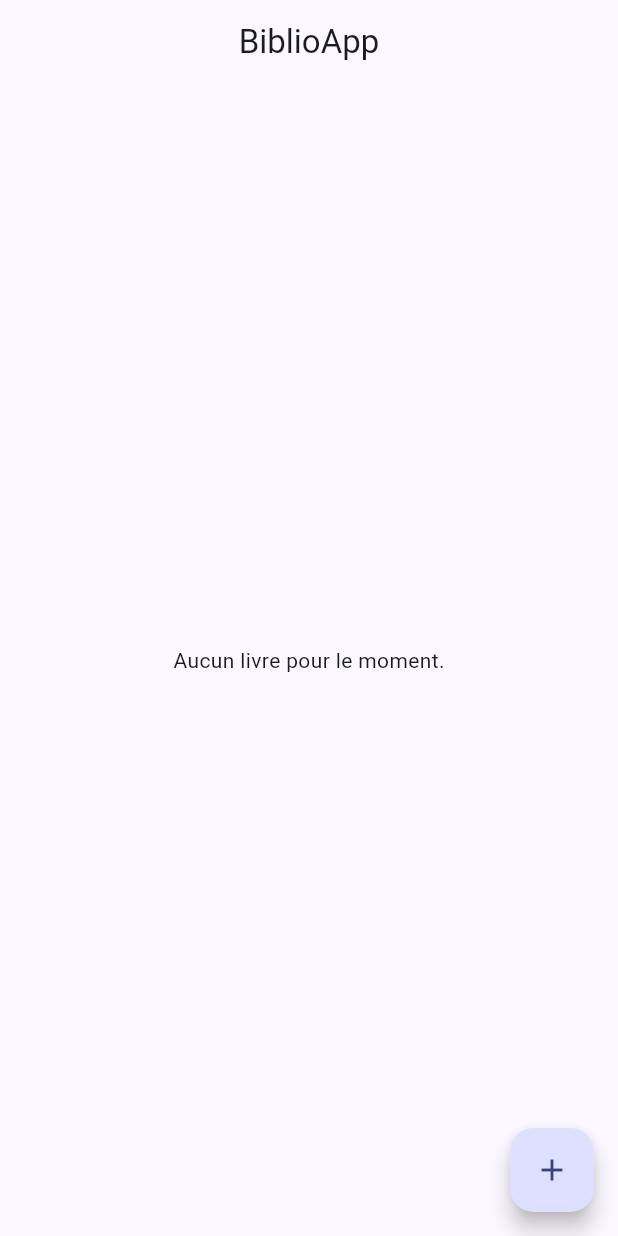
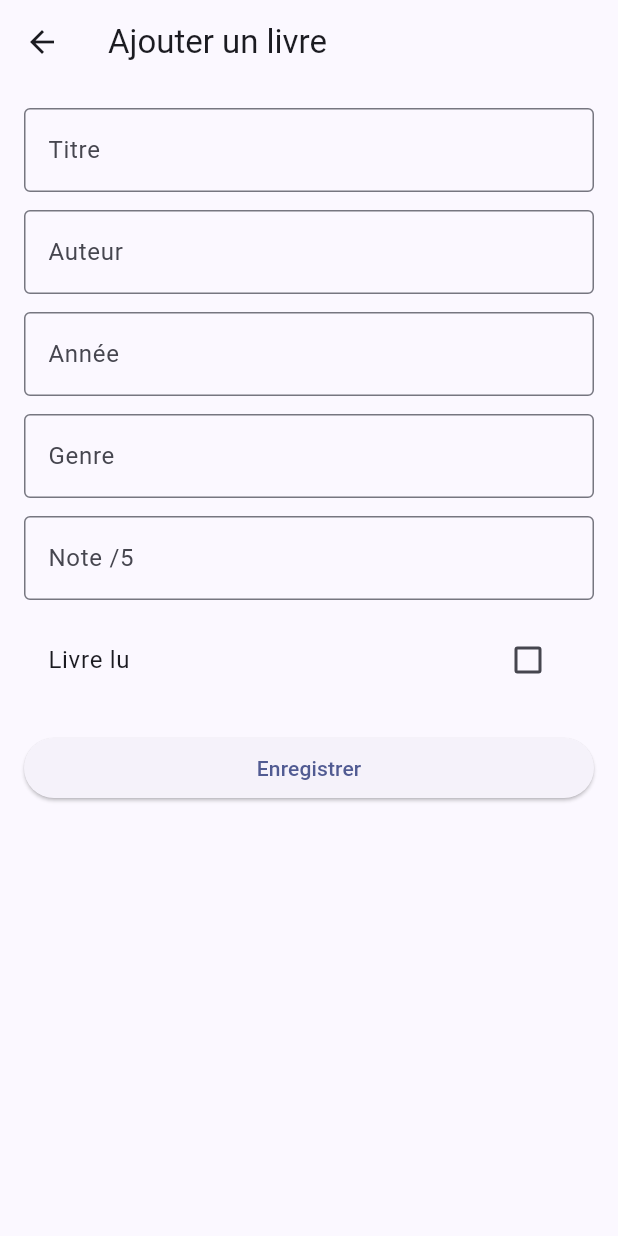
Before and after one commit to youssrahaddouch0103-coder/biblio-app, a Flutter app: the screen it shows after launch, after a tap on the "add" icon, on a phone screen of 412 x 824 dp. Run offline on Flutter 3.47's test engine with Material 3 defaults, Android fonts, the phone set to English and light mode, and no system bars; our stand-ins replace equatable, flutter_bloc, sqflite; accounts and stored records are empty.

Commit message:
Add book creation screen

```diff
--- /dev/null
+++ b/lib/screens/ajouter_livre_screen.dart
@@ -0,0 +1,145 @@
+import 'package:flutter/material.dart';
+import 'package:flutter_bloc/flutter_bloc.dart';
+
+import '../bloc/livre_bloc.dart';
+import '../bloc/livre_event.dart';
+import '../models/livre.dart';
+
+class AjouterLivreScreen extends StatefulWidget {
+  const AjouterLivreScreen({super.key});
+
+  @override
+  State<AjouterLivreScreen> createState() => _AjouterLivreScreenState();
+}
+
+class _AjouterLivreScreenState extends State<AjouterLivreScreen> {
+  final _formKey = GlobalKey<FormState>();
+
+  final _titreController = TextEditingController();
+  final _auteurController = TextEditingController();
+  final _anneeController = TextEditingController();
+  final _genreController = TextEditingController();
+  final _noteController = TextEditingController();
+
+  bool _lu = false;
+
+  @override
+  void dispose() {
+    _titreController.dispose();
+    _auteurController.dispose();
+    _anneeController.dispose();
+    _genreController.dispose();
+    _noteController.dispose();
+    super.dispose();
+  }
+
+  void _sauvegarderLivre() {
+    if (_formKey.currentState!.validate()) {
+      final livre = Livre(
+        titre: _titreController.text.trim(),
+        auteur: _auteurController.text.trim(),
+        annee: _anneeController.text.trim().isEmpty
+            ? null
+            : int.tryParse(_anneeController.text.trim()),
+        genre: _genreController.text.trim().isEmpty
+            ? null
+            : _genreController.text.trim(),
+        note: _noteController.text.trim().isEmpty
+            ? null
+            : double.tryParse(_noteController.text.trim()),
+        lu: _lu,
+      );
+
+      context.read<LivreBloc>().add(AddLivre(livre));
+
+      Navigator.pop(context);
+    }
+  }
+
+  @override
+  Widget build(BuildContext context) {
+    return Scaffold(
+      appBar: AppBar(
+        title: const Text('Ajouter un livre'),
+      ),
+      body: Padding(
+        padding: const EdgeInsets.all(16),
+        child: Form(
+          key: _formKey,
+          child: ListView(
+            children: [
+              TextFormField(
+                controller: _titreController,
+                decoration: const InputDecoration(
+                  labelText: 'Titre',
+                  border: OutlineInputBorder(),
+                ),
+                validator: (value) {
+                  if (value == null || value.trim().isEmpty) {
+                    return 'Le titre est obligatoire';
+                  }
+                  return null;
+                },
+              ),
+              const SizedBox(height: 12),
+              TextFormField(
+                controller: _auteurController,
+                decoration: const InputDecoration(
+                  labelText: 'Auteur',
+                  border: OutlineInputBorder(),
+                ),
+                validator: (value) {
+                  if (value == null || value.trim().isEmpty) {
+                    return "L'auteur est obligatoire";
+                  }
+                  return null;
+                },
+              ),
+              const SizedBox(height: 12),
+              TextFormField(
+                controller: _anneeController,
+                keyboardType: TextInputType.number,
+                decoration: const InputDecoration(
+                  labelText: 'Année',
+                  border: OutlineInputBorder(),
+                ),
+              ),
+              const SizedBox(height: 12),
+              TextFormField(
+                controller: _genreController,
+                decoration: const InputDecoration(
+                  labelText: 'Genre',
+                  border: OutlineInputBorder(),
+                ),
+              ),
+              const SizedBox(height: 12),
+              TextFormField(
+                controller: _noteController,
+                keyboardType: TextInputType.number,
+                decoration: const InputDecoration(
+                  labelText: 'Note /5',
+                  border: OutlineInputBorder(),
+                ),
+              ),
+              const SizedBox(height: 12),
+              CheckboxListTile(
+                title: const Text('Livre lu'),
+                value: _lu,
+                onChanged: (value) {
+                  setState(() {
+                    _lu = value ?? false;
+                  });
+                },
+              ),
+              const SizedBox(height: 20),
+              ElevatedButton(
+                onPressed: _sauvegarderLivre,
+                child: const Text('Enregistrer'),
+              ),
+            ],
+          ),
+        ),
+      ),
+    );
+  }
+}
--- a/lib/screens/liste_livres_screen.dart
+++ b/lib/screens/liste_livres_screen.dart
@@ -3,6 +3,7 @@ import 'package:flutter_bloc/flutter_bloc.dart';
 
 import '../bloc/livre_bloc.dart';
 import '../bloc/livre_state.dart';
+import 'ajouter_livre_screen.dart';
 
 class ListeLivresScreen extends StatelessWidget {
   const ListeLivresScreen({super.key});
@@ -16,45 +17,95 @@ class ListeLivresScreen extends StatelessWidget {
       ),
       body: BlocBuilder<LivreBloc, LivreState>(
         builder: (context, state) {
+          // Chargement
           if (state is LivreLoading) {
-            return const Center(child: CircularProgressIndicator());
+            return const Center(
+              child: CircularProgressIndicator(),
+            );
           }
 
+          // Erreur
           if (state is LivreError) {
-            return Center(child: Text(state.message));
+            return Center(
+              child: Text(state.message),
+            );
           }
 
+          // Données chargées
           if (state is LivreLoaded) {
+            // Aucun livre
             if (state.livres.isEmpty) {
               return const Center(
-                child: Text('Aucun livre pour le moment.'),
+                child: Text(
+                  'Aucun livre pour le moment.',
+                  style: TextStyle(fontSize: 18),
+                ),
               );
             }
 
+            // Liste des livres
             return ListView.builder(
               itemCount: state.livres.length,
               itemBuilder: (context, index) {
                 final livre = state.livres[index];
 
-                return ListTile(
-                  title: Text(livre.titre),
-                  subtitle: Text(livre.auteur),
-                  trailing: Icon(
-                    livre.lu ? Icons.check_circle : Icons.circle_outlined,
+                return Card(
+                  margin: const EdgeInsets.symmetric(
+                    horizontal: 12,
+                    vertical: 6,
+                  ),
+                  child: ListTile(
+                    leading: CircleAvatar(
+                      child: Text(
+                        livre.titre[0].toUpperCase(),
+                      ),
+                    ),
+                    title: Text(
+                      livre.titre,
+                      style: const TextStyle(
+                        fontWeight: FontWeight.bold,
+                      ),
+                    ),
+                    subtitle: Column(
+                      crossAxisAlignment: CrossAxisAlignment.start,
+                      children: [
+                        Text('Auteur : ${livre.auteur}'),
+                        if (livre.genre != null)
+                          Text('Genre : ${livre.genre}'),
+                        if (livre.annee != null)
+                          Text('Année : ${livre.annee}'),
+                      ],
+                    ),
+                    trailing: Icon(
+                      livre.lu
+                          ? Icons.check_circle
+                          : Icons.circle_outlined,
+                      color: livre.lu ? Colors.green : Colors.grey,
+                    ),
                   ),
                 );
               },
             );
           }
 
-          return const Center(child: Text('Chargement...'));
+          return const Center(
+            child: Text('Chargement...'),
+          );
         },
       ),
+
+      // Bouton ajouter
       floatingActionButton: FloatingActionButton(
+        child: const Icon(Icons.add),
+
         onPressed: () {
-          // On ajoutera la navigation vers AjouterLivreScreen après
+          Navigator.push(
+            context,
+            MaterialPageRoute(
+              builder: (context) => const AjouterLivreScreen(),
+            ),
+          );
         },
-        child: const Icon(Icons.add),
       ),
     );
   }
```
Also changed, not shown: 1 other file.
